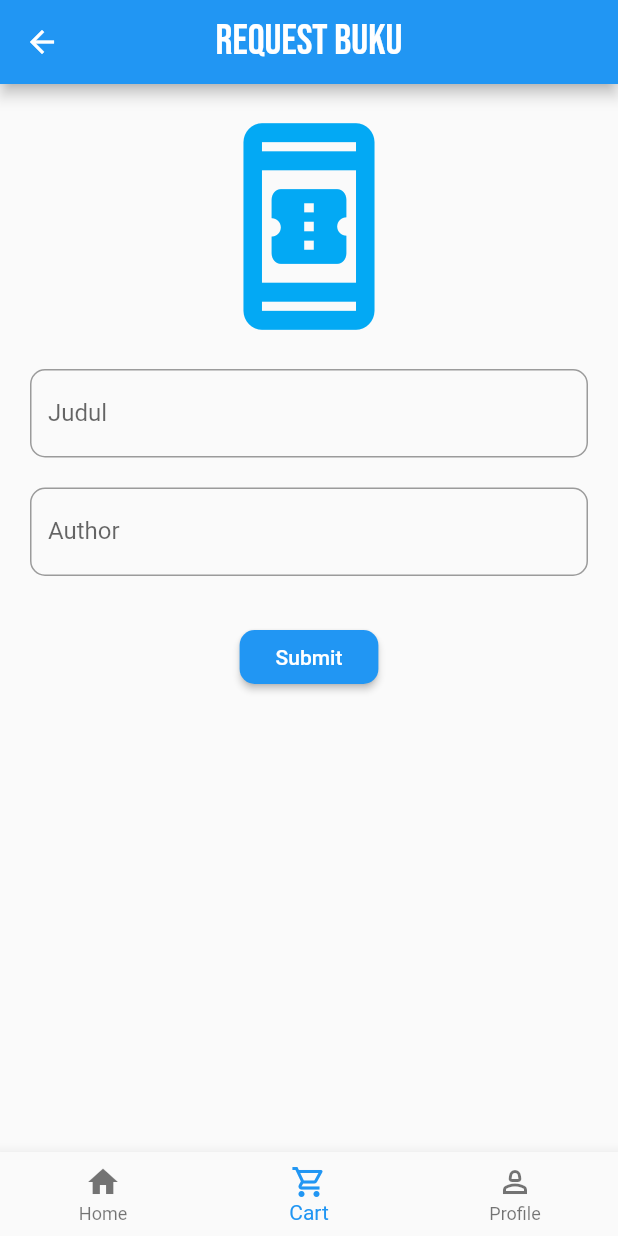
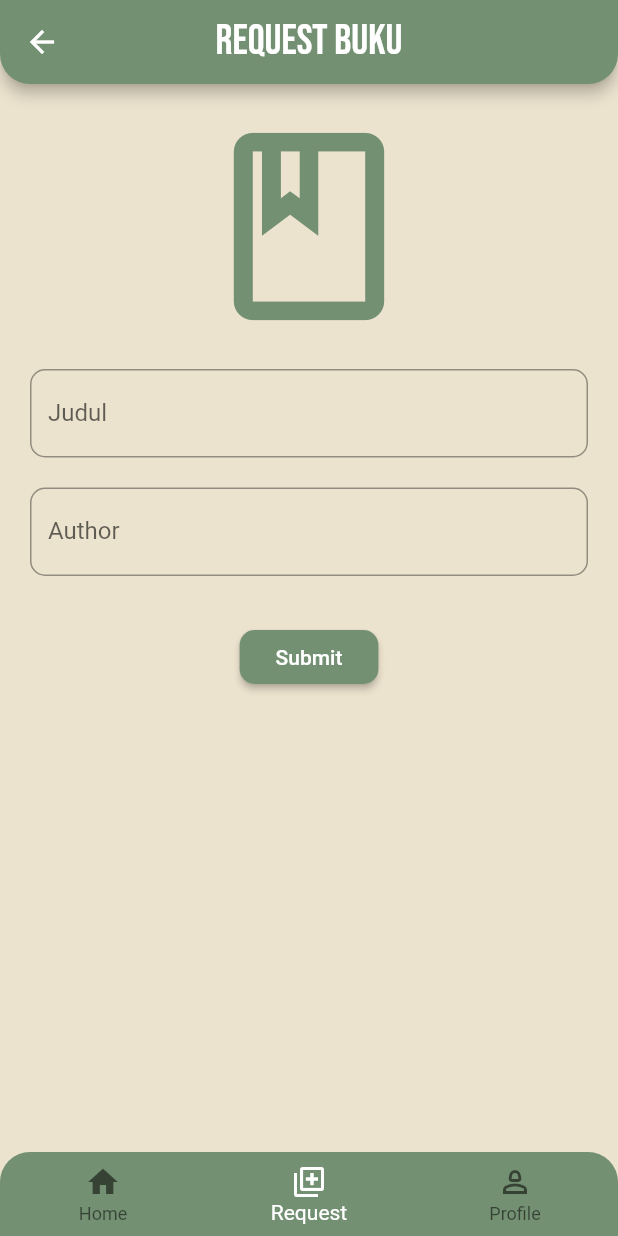
Before and after one commit to nabilhasymi/finPro_Mobile, a Flutter app: the DetailBooks screen opened directly with empty values, item 2 of the bottom bar chosen, after a tap on the "add" icon, on a phone screen of 412 x 824 dp. Run offline on Flutter 3.47's test engine with Material 2 defaults, Android fonts, the phone set to English and light mode, and no system bars; our stand-ins replace font_awesome_flutter, hive, hive_flutter, shared_preferences; missing offline and left inert: encrypt; accounts and stored records are empty; network calls fail.

Commit message:
Seventh Commit

```diff
--- a/lib/Pages/HalamanDetailBuku.dart
+++ b/lib/Pages/HalamanDetailBuku.dart
@@ -1,3 +1,5 @@
+//import 'package:url_launcher/link.dart';
+import 'dart:async';
 import 'package:ebook_shop/Model/recentBooksModel.dart';
 import 'package:ebook_shop/Pages/HalamanProfile.dart';
 import 'package:ebook_shop/Pages/HalamanRequestBuku.dart';
@@ -13,7 +15,14 @@ class DetailBooks extends StatelessWidget {
   @override
   Widget build(BuildContext context) {
     return Scaffold(
+      backgroundColor: Color.fromRGBO(236, 227, 206, 1.0),
       appBar: AppBar(
+        shape: RoundedRectangleBorder(
+          borderRadius: BorderRadius.vertical(
+            bottom: Radius.circular(20), // Sesuaikan dengan keinginanmu
+          ),
+        ),
+        backgroundColor: Color.fromRGBO(115, 144, 114, 1.0),
         title: Text(booksData.title! + " Detail"),
       ),
       body: _buildBookDetail(),
@@ -22,6 +31,7 @@ class DetailBooks extends StatelessWidget {
           _launchURL(booksData.url!);
         },
         icon: Icon(Icons.link),
+        backgroundColor: Color.fromRGBO(115, 144, 114, 1.0),
         label: Text('See More...'),
       ),
       floatingActionButtonLocation: FloatingActionButtonLocation.endFloat,
@@ -50,38 +60,106 @@ class DetailBooks extends StatelessWidget {
             ),
           ),
           SizedBox(height: 10),
-          Text(
-            'SubTitle: ${booksData.subtitle}',
+          Table(
+            columnWidths: {
+              0: FlexColumnWidth(1),
+              1: FlexColumnWidth(3),
+            },
+            children: [
+              TableRow(
+                children: [
+                  TableCell(
+                    child: Padding(
+                      padding: const EdgeInsets.all(8.0),
+                      child: Text(
+                        'ID',
+                        style: TextStyle(
+                            fontSize: 16, fontWeight: FontWeight.bold),
+                      ),
+                    ),
+                  ),
+                  TableCell(
+                    child: Padding(
+                      padding: const EdgeInsets.all(8.0),
+                      child: Text(
+                        booksData.id.toString(),
                         style: TextStyle(fontSize: 16),
                       ),
-          SizedBox(height: 10),
-          Text(
-            'Penulis: ${booksData.authors}',
+                    ),
+                  ),
+                ],
+              ),
+              TableRow(
+                children: [
+                  TableCell(
+                    child: Padding(
+                      padding: const EdgeInsets.all(8.0),
+                      child: Text(
+                        'Sub Title',
+                        style: TextStyle(
+                            fontSize: 16, fontWeight: FontWeight.bold),
+                      ),
+                    ),
+                  ),
+                  TableCell(
+                    child: Padding(
+                      padding: const EdgeInsets.all(8.0),
+                      child: Text(
+                        booksData.subtitle!,
                         style: TextStyle(fontSize: 16),
                       ),
-          SizedBox(height: 10),
-          Text(
-            'Deskripsi: ',
+                    ),
+                  ),
+                ],
+              ),
+              TableRow(
+                children: [
+                  TableCell(
+                    child: Padding(
+                      padding: const EdgeInsets.all(8.0),
+                      child: Text(
+                        'Penulis',
+                        style: TextStyle(
+                            fontSize: 16, fontWeight: FontWeight.bold),
+                      ),
+                    ),
+                  ),
+                  TableCell(
+                    child: Padding(
+                      padding: const EdgeInsets.all(8.0),
+                      child: Text(
+                        booksData.authors ?? "N/A",
                         style: TextStyle(fontSize: 16),
                       ),
-          // Other book details can be added here
+                    ),
+                  ),
+                ],
+              ),
+            ],
+          ),
         ],
       ),
     );
   }
 }
 
-BottomNavigationBar bottomNavBar(BuildContext context) {
-  return BottomNavigationBar(
-    selectedItemColor: Colors.blue,
+ClipRRect bottomNavBar(BuildContext context) {
+  return ClipRRect(
+    borderRadius: BorderRadius.only(
+      topLeft: Radius.circular(20),
+      topRight: Radius.circular(20),
+    ),
+    child: BottomNavigationBar(
+      backgroundColor: Color.fromRGBO(115, 144, 114, 1.0),
+      selectedItemColor: Colors.white,
       items: [
         BottomNavigationBarItem(
           icon: Icon(Icons.home),
           label: 'Home',
         ),
         BottomNavigationBarItem(
-        icon: Icon(Icons.shopping_cart_outlined),
-        label: 'Cart',
+          icon: Icon(Icons.library_add_outlined),
+          label: 'Request',
         ),
         BottomNavigationBarItem(
           icon: Icon(Icons.person_2_outlined),
@@ -106,6 +184,7 @@ BottomNavigationBar bottomNavBar(BuildContext context) {
           );
         }
       },
+    ),
   );
 }
 
--- a/lib/Pages/HalamanRequestBuku.dart
+++ b/lib/Pages/HalamanRequestBuku.dart
@@ -26,7 +26,14 @@ class _HalamanRequestBukuState extends State<HalamanRequestBuku> {
   @override
   Widget build(BuildContext context) {
     return Scaffold(
+      backgroundColor: Color.fromRGBO(236, 227, 206, 1.0),
       appBar: AppBar(
+        shape: RoundedRectangleBorder(
+          borderRadius: BorderRadius.vertical(
+            bottom: Radius.circular(20), // Sesuaikan dengan keinginanmu
+          ),
+        ),
+        backgroundColor: Color.fromRGBO(115, 144, 114, 1.0),
         title: Text(
           "REQUEST BUKU",
           style: TextStyle(
@@ -43,7 +50,14 @@ class _HalamanRequestBukuState extends State<HalamanRequestBuku> {
         builder: (BuildContext context, value, Widget? child) {
           if (_myBox.values.isEmpty) {
             return Center(
-              child: Text("Tidak ada Request"),
+              child: Text(
+                "Request Kosong",
+                style: TextStyle(
+                  color: Colors.black,
+                  fontFamily: 'BebasNeue',
+                  fontSize: 28.0,
+                ),
+              ),
             );
           }
           return ListView.builder(
@@ -88,6 +102,7 @@ class _HalamanRequestBukuState extends State<HalamanRequestBuku> {
           }));
         },
         child: Icon(Icons.add),
+        backgroundColor: Color.fromRGBO(115, 144, 114, 1.0),
       ),
       bottomNavigationBar: bottomNavBar(context),
     );
@@ -117,7 +132,14 @@ class _tambahBukuState extends State<tambahBuku> {
   @override
   Widget build(BuildContext context) {
     return Scaffold(
+      backgroundColor: Color.fromRGBO(236, 227, 206, 1.0),
       appBar: AppBar(
+        shape: RoundedRectangleBorder(
+          borderRadius: BorderRadius.vertical(
+            bottom: Radius.circular(20), // Sesuaikan dengan keinginanmu
+          ),
+        ),
+        backgroundColor: Color.fromRGBO(115, 144, 114, 1.0),
         title: Text(
           "Request Buku",
           style: TextStyle(
@@ -135,8 +157,8 @@ class _tambahBukuState extends State<tambahBuku> {
             //mainAxisAlignment: MainAxisAlignment.center,
             children: [
               SizedBox(height: 20),
-              Icon(Icons.book_online_outlined,
-                  size: 150, color: Colors.lightBlue.shade500),
+              Icon(Icons.book_outlined,
+                  size: 150, color: Color.fromRGBO(115, 144, 114, 1.0)),
               SizedBox(height: 20),
               TextFormField(
                 controller: _TitleController,
@@ -173,6 +195,7 @@ class _tambahBukuState extends State<tambahBuku> {
                   child: Text("Submit"),
                 ),
                 style: ElevatedButton.styleFrom(
+                  backgroundColor: Color.fromRGBO(115, 144, 114, 1.0),
                   shape: RoundedRectangleBorder(
                     borderRadius: BorderRadius.circular(10),
                   ),
@@ -187,18 +210,24 @@ class _tambahBukuState extends State<tambahBuku> {
   }
 }
 
-BottomNavigationBar bottomNavBar(BuildContext context) {
+ClipRRect bottomNavBar(BuildContext context) {
   int _selectedIndex = 1;
-  return BottomNavigationBar(
-    selectedItemColor: Colors.blue,
+  return ClipRRect(
+    borderRadius: BorderRadius.only(
+      topLeft: Radius.circular(20),
+      topRight: Radius.circular(20),
+    ),
+    child: BottomNavigationBar(
+      backgroundColor: Color.fromRGBO(115, 144, 114, 1.0),
+      selectedItemColor: Colors.white,
       items: [
         BottomNavigationBarItem(
           icon: Icon(Icons.home),
           label: 'Home',
         ),
         BottomNavigationBarItem(
-        icon: Icon(Icons.shopping_cart_outlined),
-        label: 'Cart',
+          icon: Icon(Icons.library_add_outlined),
+          label: 'Request',
         ),
         BottomNavigationBarItem(
           icon: Icon(Icons.person_2_outlined),
@@ -220,5 +249,6 @@ BottomNavigationBar bottomNavBar(BuildContext context) {
           );
         }
       },
+    ),
   );
 }
```
Also changed, not shown: lib/Pages/HalamanLogin.dart (+14 -2 lines), lib/Pages/HalamanProfile.dart (+69 -56 lines), lib/Pages/HalamanUtama.dart (+19 -6 lines). Lines whose indentation alone changed are shown as unchanged.
